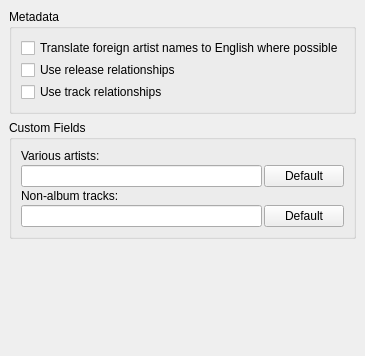
Above: ui/options_metadata.ui from metabrainz/picard before the change. Below: the same form after it.
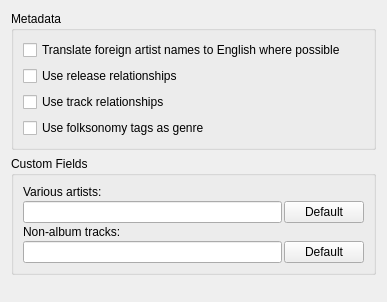
That is the form after the change.

Commit message:
Folksonomy tags/genre support.
More or less a direct copy of the Last.fm plugin, but works with MB tags.

What changed in the file:
```diff
--- a/ui/options_metadata.ui
+++ b/ui/options_metadata.ui
@@ -5,50 +5,45 @@
    <rect>
     <x>0</x>
     <y>0</y>
-    <width>344</width>
-    <height>356</height>
+    <width>387</width>
+    <height>302</height>
    </rect>
   </property>
   <layout class="QVBoxLayout" >
-   <property name="margin" >
-    <number>9</number>
-   </property>
-   <property name="spacing" >
-    <number>6</number>
-   </property>
    <item>
     <widget class="QGroupBox" name="rename_files" >
      <property name="title" >
       <string>Metadata</string>
      </property>
-     <layout class="QVBoxLayout" >
-      <property name="margin" >
-       <number>9</number>
-      </property>
-      <property name="spacing" >
-       <number>2</number>
-      </property>
-      <item>
+     <layout class="QGridLayout" >
+      <item row="0" column="0" >
        <widget class="QCheckBox" name="translate_artist_names" >
         <property name="text" >
          <string>Translate foreign artist names to English where possible</string>
         </property>
        </widget>
       </item>
-      <item>
+      <item row="1" column="0" >
        <widget class="QCheckBox" name="release_ars" >
         <property name="text" >
          <string>Use release relationships</string>
         </property>
        </widget>
       </item>
-      <item>
+      <item row="2" column="0" >
        <widget class="QCheckBox" name="track_ars" >
         <property name="text" >
          <string>Use track relationships</string>
         </property>
        </widget>
       </item>
+      <item row="3" column="0" >
+       <widget class="QCheckBox" name="folksonomy_tags" >
+        <property name="text" >
+         <string>Use folksonomy tags as genre</string>
+        </property>
+       </widget>
+      </item>
      </layout>
     </widget>
    </item>
@@ -61,7 +56,19 @@
       <property name="margin" >
        <number>9</number>
       </property>
-      <property name="spacing" >
+      <property name="topMargin" >
+       <number>9</number>
+      </property>
+      <property name="rightMargin" >
+       <number>9</number>
+      </property>
+      <property name="bottomMargin" >
+       <number>9</number>
+      </property>
+      <property name="horizontalSpacing" >
+       <number>2</number>
+      </property>
+      <property name="verticalSpacing" >
        <number>2</number>
       </property>
       <item row="0" column="0" colspan="2" >
@@ -114,8 +121,8 @@
      </property>
      <property name="sizeHint" >
       <size>
-       <width>326</width>
-       <height>51</height>
+       <width>331</width>
+       <height>41</height>
       </size>
      </property>
     </spacer>
```
Left out of the diff: 2 changed lines with no effect on the pictures. The commit also changes 9 other files.
